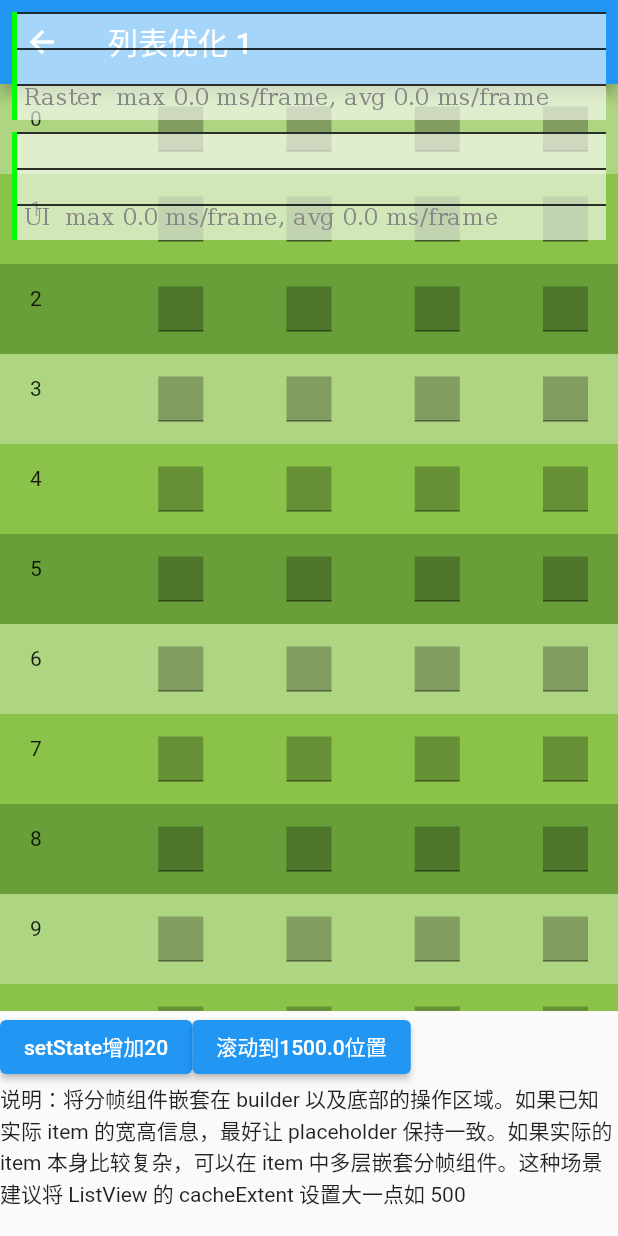
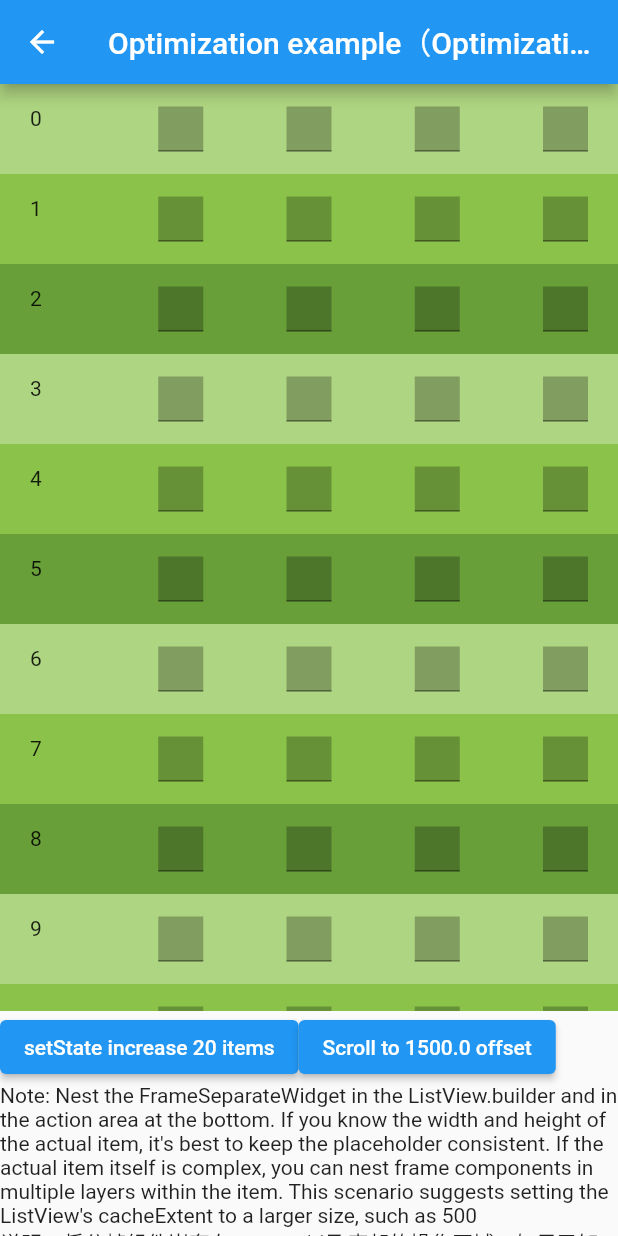
Before and after one commit to LianjiaTech/keframe, a Flutter app: the ComplexListOptExample1 screen opened directly, on a phone screen of 412 x 824 dp. Run offline on Flutter 3.47's test engine with Material 2 defaults, Android fonts, the phone set to English and light mode, and no system bars; missing offline and left inert: fps_monitor.

Commit message:
english note

```diff
--- a/example/lib/main.dart
+++ b/example/lib/main.dart
@@ -1,10 +1,13 @@
+import 'package:flutter/cupertino.dart';
 import 'package:flutter/foundation.dart';
 import 'package:flutter/material.dart';
 import 'package:flutter/scheduler.dart';
 import 'package:fps_monitor/util/collection_util.dart';
 import 'package:fps_monitor/widget/custom_widget_inspector.dart';
 
+import 'page/complex_common_example.dart';
 import 'page/complex_list_example.dart';
+import 'page/opt/common_opt_example.dart';
 import 'page/opt/list_opt_example1.dart';
 import 'page/opt/list_opt_example2.dart';
 import 'page/opt/list_opt_example3.dart';
@@ -30,7 +33,6 @@ class MyApp extends StatelessWidget {
     return MaterialApp(
       navigatorKey: globalKey,
       title: 'Keframe example',
-      showPerformanceOverlay: !kIsWeb,
       theme: ThemeData(
         primarySwatch: Colors.blue,
       ),
@@ -57,42 +59,58 @@ class Home extends StatelessWidget {
       body: ListView(
         children: <Widget>[
           const ListTile(
-            title: Text('优化前：', style: TextStyle(fontWeight: FontWeight.bold)),
+            title: Text('before optimization（优化前）：',
+                style: TextStyle(fontWeight: FontWeight.bold)),
           ),
           ListTile(
-            title: const Text('ListView'),
+            title: const Text('Complex ListView（复杂列表）'),
             onTap: () => open(context, const ComplexListExample()),
+          ),
+          ListTile(
+            title: const Text('Complex common（非列表复杂页面）'),
+            onTap: () => open(context, const ComplexCommonExample()),
           ),
           const ListTile(
             title: Text(
-              '分帧优化后：',
+              'After the optimization（分帧优化后）：',
               style: TextStyle(fontWeight: FontWeight.bold),
             ),
           ),
           ListTile(
-            title: const Text('列表分帧优化 1'),
-            subtitle: const Text('已知实际 Widget 高度的情况'),
+            title: const Text('Optimization ListView（列表分帧优化）1'),
+            subtitle: const Text(
+                'Given the actual height of the item widget(已知实际 Widget 高度的情况)'),
             onTap: () => open(context, const ComplexListOptExample1()),
           ),
           ListTile(
-            title: const Text('列表分帧优化 2'),
-            subtitle: const Text('实际 Widget 高度未知的情况(出现抖动)'),
+            title: const Text('Optimization ListView（列表分帧优化) 2'),
+            subtitle: const Text(
+                'Unknown height of the actual item widget (jitter)（实际 Widget 高度未知的情况(出现抖动)）'),
             onTap: () => open(context, const ComplexListOptExample2()),
           ),
           ListTile(
-            title: const Text('列表分帧优化 3'),
-            subtitle: const Text('实际 Widget 高度未知的情况(二次渲染不抖动)'),
+            title: const Text('Optimization ListView（列表分帧优化）3'),
+            subtitle: const Text(
+                'Unknown height of the actual Widget (no jitter for secondary rendering)（实际 Widget 高度未知的情况(二次渲染不抖动)）'),
             onTap: () => open(context, const ComplexListOptExample3()),
           ),
           ListTile(
-            title: const Text('列表分帧优化 4'),
-            subtitle: const Text('进阶用法，预估一屏上的列表项数'),
+            title: const Text('Optimization ListView（列表分帧优化）4'),
+            subtitle: const Text(
+                'If you can predict the number of list items on a screen, rendering performance is better（ 如果可以预估一屏上的列表项数，渲染性能会更优）'),
             onTap: () => open(context, const ComplexListOptExample4()),
           ),
           ListTile(
-            title: const Text('列表分帧优化 5'),
-            subtitle: const Text('通过嵌套渐变、位移等动画，让分帧变化更流畅'),
+            title: const Text('Optimization ListView（列表分帧优化）5'),
+            subtitle: const Text(
+                'By nesting gradients, shifts and other animations, let the frame change more smoothly（通过嵌套渐变、位移等动画，让分帧变化更流畅）'),
             onTap: () => open(context, const ComplexListOptExample5()),
+          ),
+          ListTile(
+            title: const Text('Optimization common（非复杂列表优化）1'),
+            subtitle: const Text(
+                'Non - list page, optimize the transition process（非列表页面，优化转场过程）'),
+            onTap: () => open(context, const ComplexCommonOptExample()),
           )
         ],
       ),
@@ -101,6 +119,6 @@ class Home extends StatelessWidget {
 
   void open(BuildContext context, Widget widget) {
     Navigator.of(context).push<void>(
-        MaterialPageRoute<void>(builder: (BuildContext context) => widget));
+        CupertinoPageRoute(builder: (BuildContext context) => widget));
   }
 }
--- a/example/lib/page/complex_list_example.dart
+++ b/example/lib/page/complex_list_example.dart
@@ -27,7 +27,7 @@ class ComplexListExampleState extends State<ComplexListExample> {
     return Scaffold(
       resizeToAvoidBottomInset: true,
       appBar: AppBar(
-        title: const Text('listView'),
+        title: const Text('Complex ListView'),
       ),
       body: Column(
         children: <Widget>[
@@ -62,7 +62,7 @@ class ComplexListExampleState extends State<ComplexListExample> {
                       setState(() {});
                     },
                     child: const Text(
-                      'setState增加20',
+                      'setState increase 20 items',
                       style: TextStyle(fontSize: 14),
                     )),
                 ElevatedButton(
@@ -75,7 +75,7 @@ class ComplexListExampleState extends State<ComplexListExample> {
                       scrollPos = scrollPos >= 6000 ? 0 : scrollPos + 1500;
                     },
                     child: Text(
-                      '滚动到$scrollPos位置',
+                      'Scroll to $scrollPos offset',
                       style: const TextStyle(fontSize: 14),
                     )),
               ],
--- /dev/null
+++ b/example/lib/page/opt/common_opt_example.dart
@@ -0,0 +1,55 @@
+import 'package:example/item/complex_item.dart';
+import 'package:flutter/material.dart';
+import 'package:keframe/keframe.dart';
+
+class ComplexCommonOptExample extends StatelessWidget {
+  const ComplexCommonOptExample({Key key}) : super(key: key);
+
+  @override
+  Widget build(BuildContext context) {
+    return Scaffold(
+      resizeToAvoidBottomInset: true,
+      appBar: AppBar(
+        title: const Text('Optimization complex common'),
+      ),
+      body: Column(children: <Widget>[
+        rowItem(),
+        rowItem(),
+        rowItem(),
+        rowItem(),
+        rowItem(),
+        rowItem(),
+        const Text('说明：直接给复杂组件嵌套 FrameSeparateWidget，转场动画更加流畅'),
+        const Text(
+            'Note: Directly to complex components nested FrameSeparateWidget, transition animation more smooth'),
+      ]),
+    );
+  }
+
+  Widget rowItem() {
+    return Row(
+      mainAxisAlignment: MainAxisAlignment.spaceBetween,
+      children: [
+        // It's the complex widget in your business
+        FrameSeparateWidget(
+          placeHolder: Container(
+            color: Colors.lightGreen[300],
+            height: 60,
+          ),
+          child: const CellWidget(
+            index: 0,
+          ),
+        ),
+        FrameSeparateWidget(
+          placeHolder: Container(
+            color: Colors.lightGreen[300],
+            height: 60,
+          ),
+          child: const CellWidget(
+            index: 1,
+          ),
+        )
+      ],
+    );
+  }
+}
--- a/example/lib/page/opt/list_opt_example1.dart
+++ b/example/lib/page/opt/list_opt_example1.dart
@@ -28,7 +28,7 @@ class ComplexListOptExample1State extends State<ComplexListOptExample1> {
     return Scaffold(
       resizeToAvoidBottomInset: true,
       appBar: AppBar(
-        title: const Text('列表优化 1'),
+        title: const Text('Optimization example（Optimization example） 1'),
       ),
       body: Column(
         children: <Widget>[
@@ -78,7 +78,7 @@ class ComplexListOptExample1State extends State<ComplexListOptExample1> {
                       setState(() {});
                     },
                     child: const Text(
-                      'setState增加20',
+                      'setState increase 20 items',
                       style: TextStyle(fontSize: 14),
                     )),
                 ElevatedButton(
@@ -91,9 +91,11 @@ class ComplexListOptExample1State extends State<ComplexListOptExample1> {
                       setState(() {});
                     },
                     child: Text(
-                      '滚动到$scrollPos位置',
+                      'Scroll to $scrollPos offset',
                       style: const TextStyle(fontSize: 14),
                     )),
+                const Text(
+                    '''Note: Nest the FrameSeparateWidget in the ListView.builder and in the action area at the bottom. If you know the width and height of the actual item, it's best to keep the placeholder consistent. If the actual item itself is complex, you can nest frame components in multiple layers within the item. This scenario suggests setting the ListView's cacheExtent to a larger size, such as 500'''),
                 const Text(
                     '说明：将分帧组件嵌套在 builder 以及底部的操作区域。如果已知实际 item 的宽高信息，最好让 placeholder 保持一致。如果实际的 item 本身比较复杂，可以在 item 中多层嵌套分帧组件。这种场景建议将 ListView 的 cacheExtent 设置大一点如 500'),
               ],
--- a/example/lib/page/opt/list_opt_example2.dart
+++ b/example/lib/page/opt/list_opt_example2.dart
@@ -2,7 +2,6 @@ import 'package:flutter/cupertino.dart';
 import 'package:flutter/material.dart';
 import 'package:flutter/rendering.dart';
 import 'package:keframe/keframe.dart';
-
 
 import '../../item/complex_item.dart';
 import 'list_opt_example3.dart';
@@ -31,7 +30,7 @@ class ComplexListOptExample2State extends State<ComplexListOptExample2> {
     return Scaffold(
       resizeToAvoidBottomInset: true,
       appBar: AppBar(
-        title: const Text('列表优化 2'),
+        title: const Text('Optimization example 2'),
       ),
       body: Column(
         children: <Widget>[
@@ -62,7 +61,7 @@ class ComplexListOptExample2State extends State<ComplexListOptExample2> {
   Widget operateBar() {
     logcat('operateBar build $scrollPos');
     return SizedBox(
-      height: 200,
+      height: 220,
       child: Column(
         crossAxisAlignment: CrossAxisAlignment.start,
         children: <Widget>[
@@ -74,7 +73,7 @@ class ComplexListOptExample2State extends State<ComplexListOptExample2> {
                     setState(() {});
                   },
                   child: const Text(
-                    'setState增加20',
+                    'setState increase 20 items',
                     style: TextStyle(fontSize: 14),
                   )),
               ElevatedButton(
@@ -87,13 +86,15 @@ class ComplexListOptExample2State extends State<ComplexListOptExample2> {
                     setState(() {});
                   },
                   child: Text(
-                    '滚动到$scrollPos位置',
+                    'Scroll to $scrollPos offset',
                     style: const TextStyle(fontSize: 14),
                   )),
             ],
           ),
           const Text(
-              '说明：当不确定实际 item 高度的时候，由于 placeHolder 和实际 item 高度不一致。所以会出现列表抖动的情况，参考下一个案例解决：'),
+              '说明：不确定实际 item 高度的时候，由于 placeHolder 和实际 item 高度不一致，所以出现列表抖动，参考下一个案例'),
+          const Text(
+              'Note: When the actual item height is not certain, due to the placeHolder and the actual item height is inconsistent. Therefore, list jitter will occur. Refer to the next case for solution:'),
           ElevatedButton(
               onPressed: () {
                 Navigator.of(context).push<void>(CupertinoPageRoute<void>(
@@ -101,7 +102,7 @@ class ComplexListOptExample2State extends State<ComplexListOptExample2> {
                         const ComplexListOptExample3()));
               },
               child: const Text(
-                '跳转到 分帧优化3',
+                'Jump to next case',
                 style: TextStyle(fontSize: 14),
               ))
         ],
--- a/example/lib/page/opt/list_opt_example3.dart
+++ b/example/lib/page/opt/list_opt_example3.dart
@@ -1,7 +1,6 @@
 import 'package:flutter/material.dart';
 import 'package:flutter/rendering.dart';
 import 'package:keframe/keframe.dart';
-
 
 import '../../item/complex_item.dart';
 
@@ -29,7 +28,7 @@ class ComplexListOptExample3State extends State<ComplexListOptExample3> {
     return Scaffold(
       resizeToAvoidBottomInset: true,
       appBar: AppBar(
-        title: const Text('列表优化 3'),
+        title: const Text('Optimization example 3'),
       ),
       body: Column(
         children: <Widget>[
@@ -76,7 +75,7 @@ class ComplexListOptExample3State extends State<ComplexListOptExample3> {
                     setState(() {});
                   },
                   child: const Text(
-                    'setState增加20',
+                    'setState increase 20 items',
                     style: TextStyle(fontSize: 14),
                   )),
               ElevatedButton(
@@ -89,11 +88,13 @@ class ComplexListOptExample3State extends State<ComplexListOptExample3> {
                     setState(() {});
                   },
                   child: Text(
-                    '滚动到$scrollPos位置',
+                    'Scroll to $scrollPos offset',
                     style: const TextStyle(fontSize: 14),
                   )),
             ],
           ),
+          const Text(
+              'Note: Set an approximate height to the placeholder when you are not sure of the actual item height. We also nested the ListView in the SizeCacheWidget. Refer to lazy loading schemes such as H5 to set the size of the placeholders for the rendered widgets. During scrolling, rendered items will not jump. '),
           const Text(
               '说明：当不确定实际 item 高度的时候，给 placeholder 设置一个近似的高度。并且在将 ListView 嵌套在 SizeCacheWidget 中。参考一些延迟加载方案，如 H5 的做法，对于已渲染过的 widget 设置占位的尺寸。在滚动过程中，已经渲染过的 item 将不会出现跳动情况。')
         ],
--- a/example/lib/page/opt/list_opt_example4.dart
+++ b/example/lib/page/opt/list_opt_example4.dart
@@ -1,7 +1,6 @@
 import 'package:flutter/material.dart';
 import 'package:flutter/rendering.dart';
 import 'package:keframe/keframe.dart';
-
 
 import '../../item/complex_item.dart';
 
@@ -29,7 +28,7 @@ class ComplexListOptExample4State extends State<ComplexListOptExample4> {
     return Scaffold(
       resizeToAvoidBottomInset: true,
       appBar: AppBar(
-        title: const Text('列表优化 4'),
+        title: const Text('Optimization example 4'),
       ),
       body: Column(
         children: <Widget>[
@@ -73,7 +72,7 @@ class ComplexListOptExample4State extends State<ComplexListOptExample4> {
                     setState(() {});
                   },
                   child: const Text(
-                    'setState增加20',
+                    'setState increase 20 items',
                     style: TextStyle(fontSize: 14),
                   )),
               ElevatedButton(
@@ -86,13 +85,15 @@ class ComplexListOptExample4State extends State<ComplexListOptExample4> {
                     setState(() {});
                   },
                   child: Text(
-                    '滚动到$scrollPos位置',
+                    'Scroll to $scrollPos offset',
                     style: const TextStyle(fontSize: 14),
                   )),
             ],
           ),
           const Text(
-              '说明：如果能粗略估计一屏上列表项的最大数量如 10，将 SizeCacheWidget 的 estimateCount 设置为 10*2。快速滚动场景构建响应更快，并且内存更稳定')
+              'Note: If the maximum number of list items on a screen can be roughly estimated as 10, set the estimateCount for SizeCacheWidget to 10*2. Fast scroll scenario builds are more responsive and memory stable'),
+          const Text(
+              '说明：如果能粗略估计一屏上列表项的最大数量如 10，将 SizeCacheWidget 的 estimateCount 设置为 10*2。快速滚动场景构建响应更快，并且内存更稳定'),
         ],
       ),
     );
--- a/example/lib/page/opt/list_opt_example5.dart
+++ b/example/lib/page/opt/list_opt_example5.dart
@@ -29,7 +29,7 @@ class ComplexListOptExample5State extends State<ComplexListOptExample5> {
     return Scaffold(
       resizeToAvoidBottomInset: true,
       appBar: AppBar(
-        title: const Text('列表优化 5'),
+        title: const Text('Optimization example 5'),
       ),
       body: Column(
         children: <Widget>[
@@ -77,7 +77,7 @@ class ComplexListOptExample5State extends State<ComplexListOptExample5> {
                       setState(() {});
                     },
                     child: const Text(
-                      'setState增加20',
+                      'setState increase 20 items',
                       style: TextStyle(fontSize: 14),
                     )),
                 ElevatedButton(
@@ -90,10 +90,12 @@ class ComplexListOptExample5State extends State<ComplexListOptExample5> {
                       setState(() {});
                     },
                     child: Text(
-                      '滚动到$scrollPos位置',
+                      'Scroll to $scrollPos offset',
                       style: const TextStyle(fontSize: 14),
                     )),
-                const Text('说明：结合渐变，位移等动画，可以让替换过程更加流畅'),
+                const Text(
+                    'Note: Combine with gradient, displacement and other animations to make the replacement process more smooth'),
+                const Text('说明：结合渐变，位移等动画，可以让替换过程更加流畅')
               ],
             ),
           )
```
Also changed, not shown: example/lib/page/complex_common_example.dart (added, +43 -0 lines).
